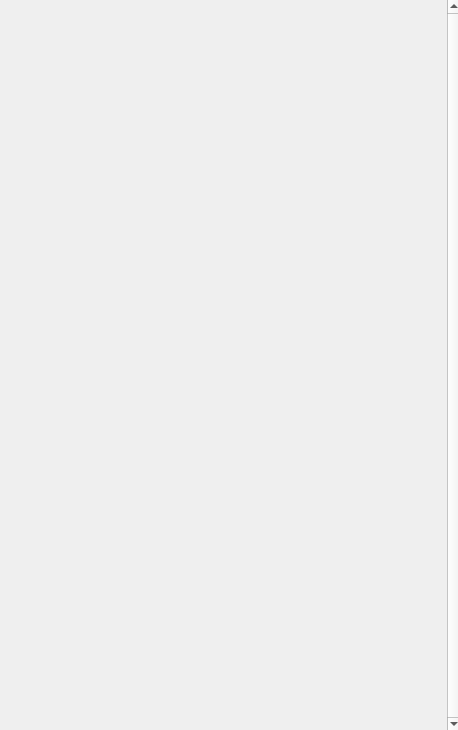
First picture: the form in gazupublisher/resources/views/TaskPanel.ui, repository cgwire/kitsu-publisher-deprecated, before the edit.
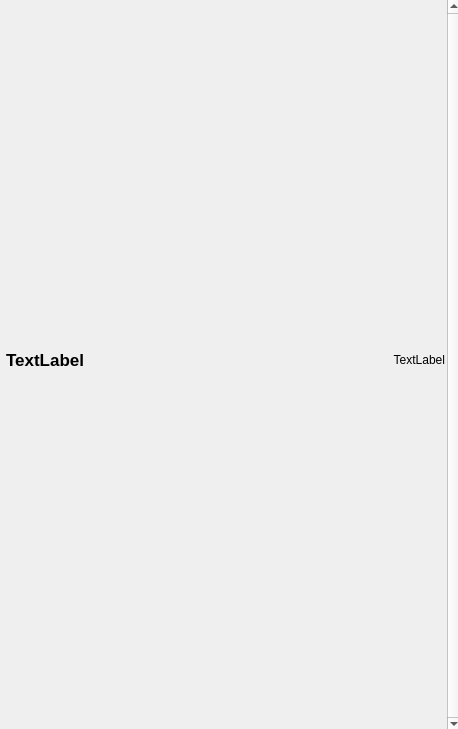
Second picture: the form after the edit.

Commit message: [NEW] Add task info header

Patch:
```diff
--- a/gazupublisher/resources/views/TaskPanel.ui
+++ b/gazupublisher/resources/views/TaskPanel.ui
@@ -7,7 +7,7 @@
     <x>0</x>
     <y>0</y>
     <width>458</width>
-    <height>730</height>
+    <height>729</height>
    </rect>
   </property>
   <property name="sizePolicy">
@@ -101,6 +101,79 @@
      <property name="bottomMargin">
       <number>0</number>
      </property>
+     <item>
+      <widget class="QWidget" name="widget" native="true">
+       <property name="sizePolicy">
+        <sizepolicy hsizetype="Preferred" vsizetype="Fixed">
+         <horstretch>0</horstretch>
+         <verstretch>0</verstretch>
+        </sizepolicy>
+       </property>
+       <property name="maximumSize">
+        <size>
+         <width>16777215</width>
+         <height>50</height>
+        </size>
+       </property>
+       <widget class="QWidget" name="">
+        <property name="geometry">
+         <rect>
+          <x>0</x>
+          <y>0</y>
+          <width>451</width>
+          <height>41</height>
+         </rect>
+        </property>
+        <layout class="QHBoxLayout" name="horizontalLayout">
+         <property name="leftMargin">
+          <number>6</number>
+         </property>
+         <property name="rightMargin">
+          <number>6</number>
+         </property>
+         <item>
+          <widget class="QLabel" name="header_task_entity_name">
+           <property name="sizePolicy">
+            <sizepolicy hsizetype="Preferred" vsizetype="Fixed">
+             <horstretch>0</horstretch>
+             <verstretch>0</verstretch>
+            </sizepolicy>
+           </property>
+           <property name="font">
+            <font>
+             <pointsize>13</pointsize>
+             <weight>75</weight>
+             <bold>true</bold>
+            </font>
+           </property>
+           <property name="text">
+            <string>TextLabel</string>
+           </property>
+          </widget>
+         </item>
+         <item>
+          <widget class="QLabel" name="header_task_type">
+           <property name="sizePolicy">
+            <sizepolicy hsizetype="Fixed" vsizetype="Fixed">
+             <horstretch>0</horstretch>
+             <verstretch>0</verstretch>
+            </sizepolicy>
+           </property>
+           <property name="layoutDirection">
+            <enum>Qt::LeftToRight</enum>
+           </property>
+           <property name="text">
+            <string>TextLabel</string>
+           </property>
+           <property name="alignment">
+            <set>Qt::AlignRight|Qt::AlignTrailing|Qt::AlignVCenter</set>
+           </property>
+          </widget>
+         </item>
+        </layout>
+       </widget>
+      </widget>
+     </item>
     </layout>
    </widget>
   </widget>
```
The commit also changes 1 other file.
